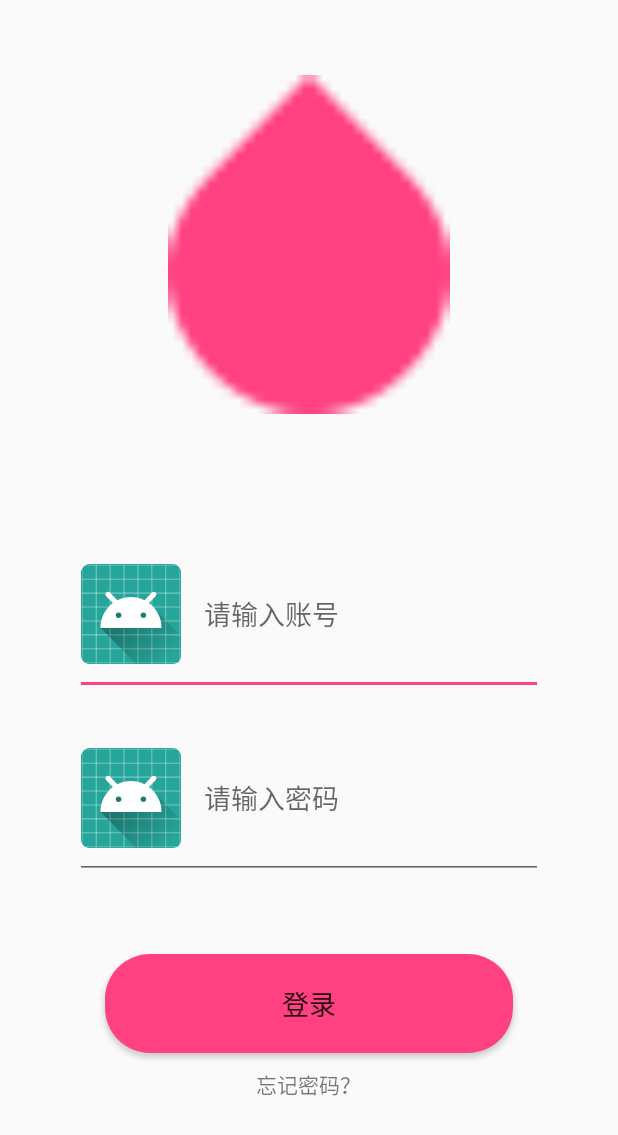
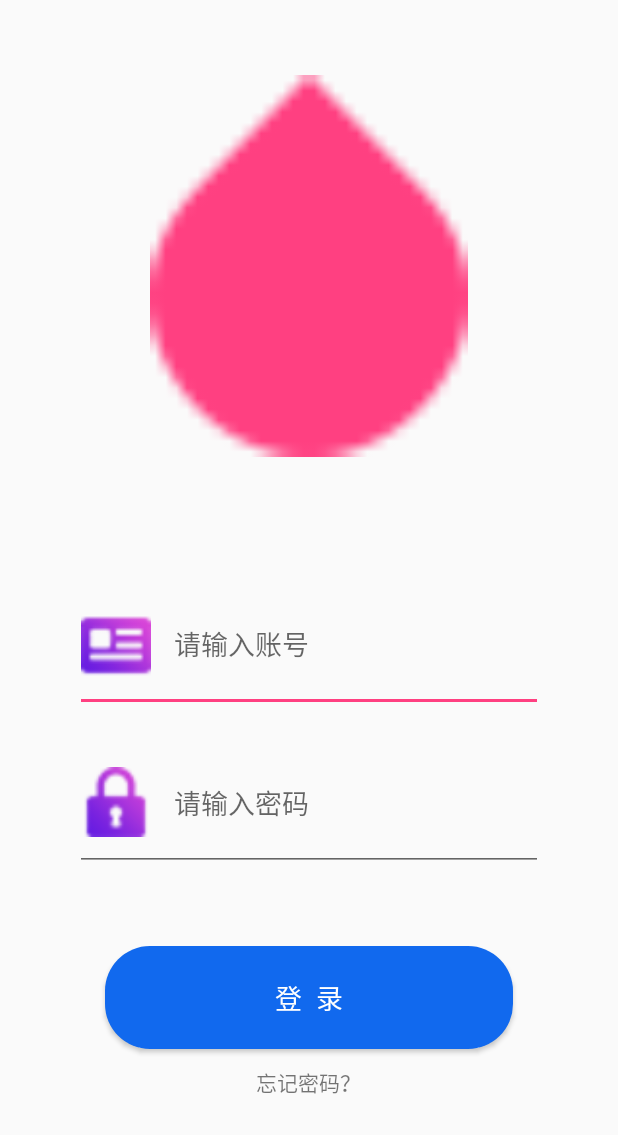
Before and after one commit to MiHang/Test, an Android app: the screen it shows after launch (LoginActivity), on a phone screen of 412 x 824 dp. Shown: the top 1135 px of the screen. Run offline under Robolectric (Android 15) with nearby library versions, the phone set to English and light mode, and no system bars.

Commit message:
update two icon

```diff
--- a/app/src/main/java/pers/test/activity/LoginActivity.java
+++ b/app/src/main/java/pers/test/activity/LoginActivity.java
@@ -34,11 +34,13 @@ public class LoginActivity extends AppCompatActivity {
         drup = findViewById(R.id.drup);
 
         //控制登录用户名图标大小
-        Drawable drawable1 = getResources().getDrawable(R.mipmap.ic_launcher);
+        Drawable acount = getResources().getDrawable(R.drawable.acount);
+        Drawable  password = getResources().getDrawable(R.drawable.password);
 
-        drawable1.setBounds(0, 0, 100, 100);//第一0是距左边距离，第二0是距上边距离，40分别是长宽
-        passowrd.setCompoundDrawables(drawable1, null, null, null);//只放左边
-        account.setCompoundDrawables(drawable1, null, null, null);//只放左边
+        acount.setBounds(0, 0, 70, 70);//第一0是距左边距离，第二0是距上边距离，40分别是长宽
+        password.setBounds(0, 0, 70, 70);
+        account.setCompoundDrawables(acount, null, null, null);//只放左边
+        passowrd.setCompoundDrawables(password, null, null, null);//只放左边
         drup.setOnClickListener(new View.OnClickListener() {
             @Override
             public void onClick(View view) {
--- a/app/src/main/res/drawable-xhdpi/loginbutton.xml
+++ b/app/src/main/res/drawable-xhdpi/loginbutton.xml
@@ -4,5 +4,5 @@
     <corners
         android:radius="30dp"/>
     <solid
-        android:color="@color/colorAccent"/>
+        android:color="@color/light_blue"/>
 </shape>
--- a/app/src/main/res/layout/activity_login.xml
+++ b/app/src/main/res/layout/activity_login.xml
@@ -56,7 +56,8 @@
         android:layout_weight="1"
         android:textSize="18sp"
         android:background="@drawable/loginbutton"
-        android:text="登录"/>
+        android:textColor="@color/white"
+        android:text="登  录"/>
 
     <TextView
         android:id="@+id/textView"
--- a/app/src/main/res/values/colors.xml
+++ b/app/src/main/res/values/colors.xml
@@ -15,4 +15,5 @@
     <color name="listYellow">#ffe670</color>
     <color name="bgColor_divier">#d7d7db</color>
     <color name="dividerColor">#cfcfcf</color>
+    <color name="light_blue">#1169EE</color>
 </resources>
```
Also changed, not shown: app/src/main/res/drawable/acount.png (added), app/src/main/res/drawable/password.png (added).
